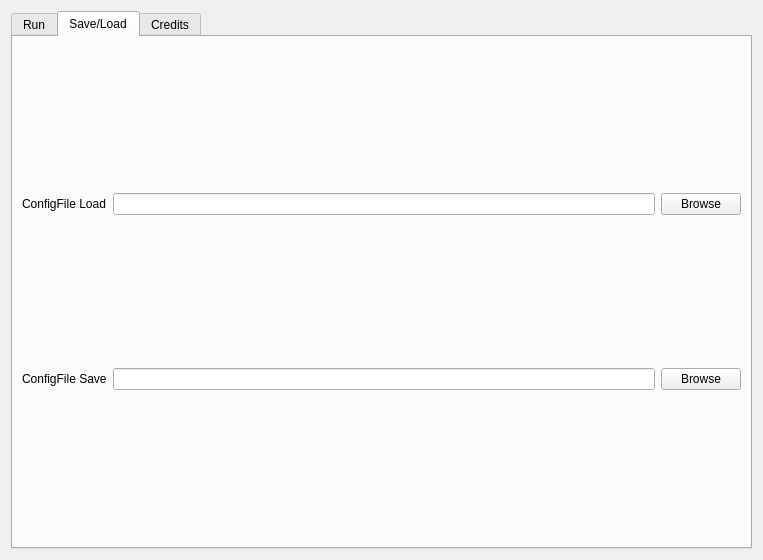
First picture: the form in arpap_spatialreport_dialog_base.ui, repository gis3w/ARPAP_SpatialReport, before the edit.
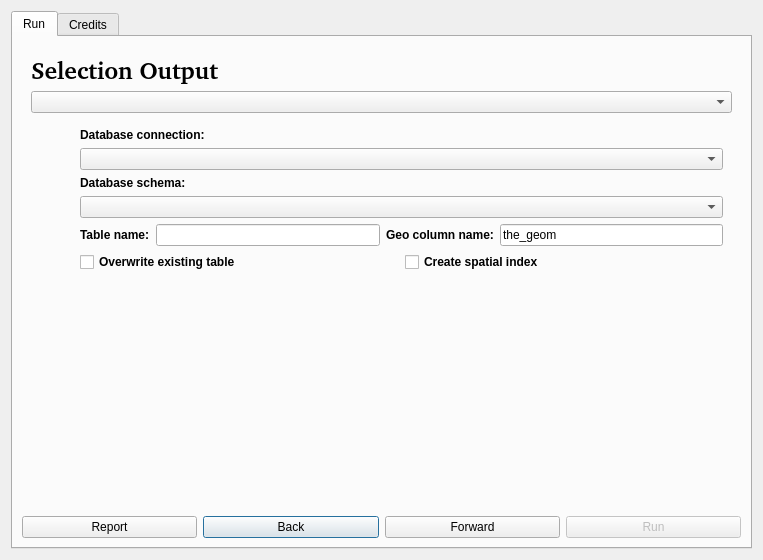
Second picture: the form after the edit. The open tabs and pages were chosen to show the change.

Commit message: Ended postgis output. Remove tab for save options.

Patch:
```diff
--- a/arpap_spatialreport_dialog_base.ui
+++ b/arpap_spatialreport_dialog_base.ui
@@ -657,6 +657,19 @@
                    </item>
                    <item>
                     <layout class="QHBoxLayout" name="horizontalLayout_8">
+                     <item>
+                      <widget class="QCheckBox" name="overwriteTableCheckBox">
+                       <property name="font">
+                        <font>
+                         <weight>75</weight>
+                         <bold>true</bold>
+                        </font>
+                       </property>
+                       <property name="text">
+                        <string>Overwrite existing table</string>
+                       </property>
+                      </widget>
+                     </item>
                      <item>
                       <widget class="QCheckBox" name="spatialIndexCheckbox">
                        <property name="font">
@@ -740,47 +753,6 @@
        </item>
       </layout>
      </widget>
-     <widget class="QWidget" name="tabSaveLoad">
-      <attribute name="title">
-       <string>Save/Load</string>
-      </attribute>
-      <layout class="QGridLayout" name="gridLayout_5">
-       <item row="0" column="0">
-        <widget class="QLabel" name="labelConfigInoutFile">
-         <property name="text">
-          <string>ConfigFile Load</string>
-         </property>
-        </widget>
-       </item>
-       <item row="0" column="1">
-        <widget class="QLineEdit" name="configFileInput"/>
-       </item>
-       <item row="0" column="2">
-        <widget class="QPushButton" name="browseConfigFileInputButton">
-         <property name="text">
-          <string>Browse</string>
-         </property>
-        </widget>
-       </item>
-       <item row="1" column="0">
-        <widget class="QLabel" name="labelConfigOutputFile">
-         <property name="text">
-          <string>ConfigFile Save</string>
-         </property>
-        </widget>
-       </item>
-       <item row="1" column="1">
-        <widget class="QLineEdit" name="configFileOutput"/>
-       </item>
-       <item row="1" column="2">
-        <widget class="QPushButton" name="browseConfigFileOutputButton">
-         <property name="text">
-          <string>Browse</string>
-         </property>
-        </widget>
-       </item>
-      </layout>
-     </widget>
      <widget class="QWidget" name="tabCredits">
       <attribute name="title">
        <string>Credits</string>
```
The commit also changes 7 other files.
